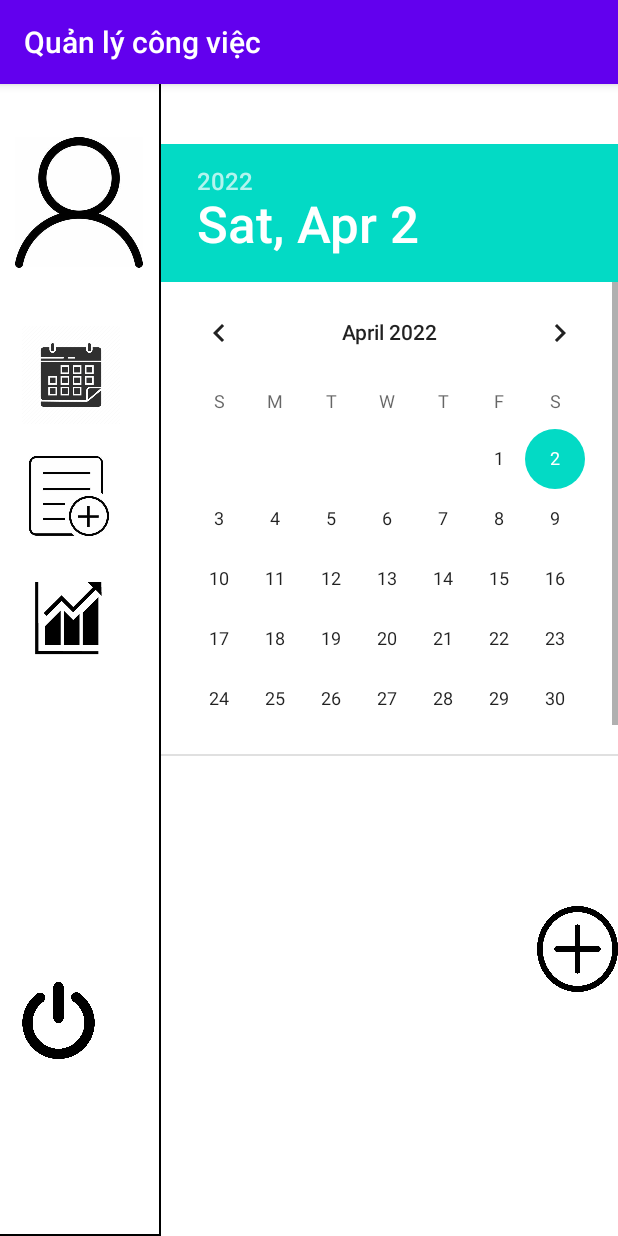
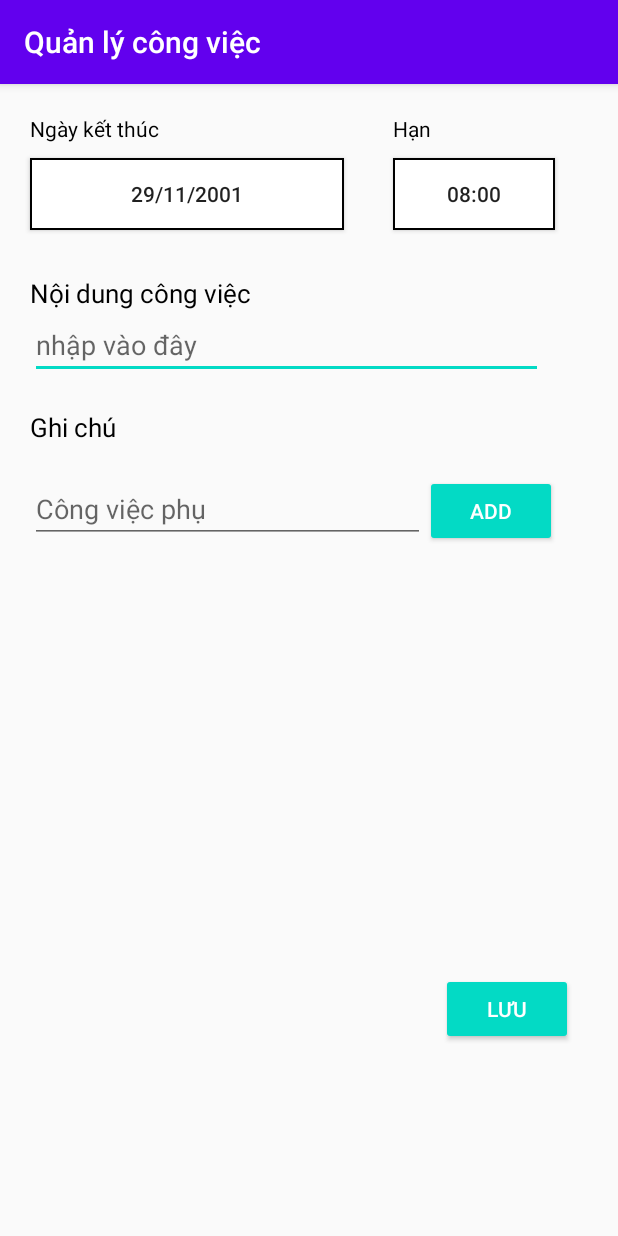
Before and after one commit to QUANG2911/DoAN, an Android app: the screen it shows after launch (MainActivity before the commit, Add_Activity after it), on a phone screen of 412 x 824 dp. Run offline under Robolectric (Android 15) with nearby library versions, the phone set to English and light mode, and no system bars.

Commit message:
cập nhật Fragment 3

```diff
--- /dev/null
+++ b/app/src/main/java/com/example/giaodien/Add_Activity.java
@@ -0,0 +1,94 @@
+package com.example.giaodien;
+
+import android.app.AlertDialog;
+import android.app.DatePickerDialog;
+import android.app.TimePickerDialog;
+import android.content.Context;
+import android.support.v7.app.AppCompatActivity;
+import android.os.Bundle;
+import android.view.View;
+import android.widget.ArrayAdapter;
+import android.widget.Button;
+import android.widget.DatePicker;
+import android.widget.EditText;
+import android.widget.ListView;
+import android.widget.TimePicker;
+
+import java.util.ArrayList;
+import java.util.Calendar;
+import java.util.Locale;
+
+public class Add_Activity extends AppCompatActivity {
+
+    int hour, minute;
+    Button timeBtn;
+
+    public Context context;
+    public ArrayList<String> listArray = new ArrayList<String>() ;
+    public ArrayAdapter adapter;
+    public ListView listJob;
+    EditText et_SecondJob;
+
+
+    DatePickerDialog datePickerDialog;
+    Button btn_date;
+
+    @Override
+    protected void onCreate(Bundle savedInstanceState) {
+        super.onCreate(savedInstanceState);
+        setContentView(R.layout.activity_add2);
+        timeBtn = (Button) findViewById(R.id.btn_Gio);
+        listJob = (ListView)  findViewById(R.id.List_GhiChu);
+        et_SecondJob = (EditText) findViewById(R.id.et_SecondJob);
+        btn_date =  (Button) findViewById(R.id.btn_Ngay);
+
+        innerDATE();
+
+    }
+
+    private void innerDATE() {
+        DatePickerDialog.OnDateSetListener onDateSetListener = new DatePickerDialog.OnDateSetListener() {
+            @Override
+            public void onDateSet(DatePicker datePicker, int y, int m, int d) {
+                String date = d + "/" +m +"/" +y;
+                btn_date.setText(date);
+            }
+        };
+        Calendar cal = Calendar.getInstance();
+        int year =cal.get(Calendar.YEAR);
+        int day =cal.get(Calendar.MONTH);
+        int month =cal.get(Calendar.DAY_OF_MONTH);
+
+        datePickerDialog = new DatePickerDialog(this,onDateSetListener, year,month,day);
+    }
+
+
+    public void AddSecondJob(View view) {
+
+        listArray.add(et_SecondJob.getText().toString().trim());
+        adapter = new ArrayAdapter(this, android.R.layout.simple_list_item_1,listArray);
+
+        listJob.setAdapter(adapter);
+
+        et_SecondJob.setText("");
+    }
+
+    public void popTimePicker(View view) {
+        TimePickerDialog.OnTimeSetListener onTimeSetListener = new TimePickerDialog.OnTimeSetListener() {
+            @Override
+            public void onTimeSet(TimePicker timePicker, int h, int m) {
+                hour = h;
+                minute = m;
+                timeBtn.setText(String.format(Locale.getDefault(),"%02d:%02d",hour,minute));
+            }
+        };
+        TimePickerDialog timePickerDialog = new TimePickerDialog(this, onTimeSetListener,hour,minute, true);
+
+        timePickerDialog.setTitle("select Time");
+        timePickerDialog.show();
+    }
+
+    public void popDatePicker(View view) {
+        datePickerDialog.show();
+    }
+}
--- a/app/src/main/res/layout/fragment_addjob.xml
+++ b/app/src/main/res/layout/activity_add2.xml
@@ -1,12 +1,13 @@
 <?xml version="1.0" encoding="utf-8"?>
 <LinearLayout xmlns:android="http://schemas.android.com/apk/res/android"
-    android:orientation="vertical"
+    xmlns:app="http://schemas.android.com/apk/res-auto"
+    xmlns:tools="http://schemas.android.com/tools"
     android:layout_width="match_parent"
     android:layout_height="match_parent"
-    android:background="@color/white">
+    tools:context=".Add_Activity">
 
     <LinearLayout
-        android:layout_width="315dp"
+        android:layout_width="match_parent"
         android:layout_height="wrap_content"
         android:orientation="vertical">
 
@@ -16,7 +17,7 @@
             android:orientation="horizontal">
 
             <LinearLayout
-                android:layout_width="180dp"
+                android:layout_width="242dp"
                 android:layout_height="match_parent"
                 android:orientation="vertical">
 
@@ -28,16 +29,18 @@
                     android:text="Ngày kết thúc"
                     android:textColor="@color/black"></TextView>
 
-                <EditText
-                    android:id="@+id/et_date"
-                    android:layout_width="150dp"
+                <Button
+                    android:id="@+id/btn_Ngay"
+                    android:layout_width="209dp"
                     android:layout_height="wrap_content"
                     android:layout_marginLeft="20dp"
-                    android:inputType="date"></EditText>
+                    android:background="@drawable/vien"
+                    android:onClick="popDatePicker"
+                    android:text="29/11/2001"></Button>
             </LinearLayout>
 
             <LinearLayout
-                android:layout_width="134dp"
+                android:layout_width="227dp"
                 android:layout_height="match_parent"
                 android:orientation="vertical">
 
@@ -51,7 +54,7 @@
 
                 <Button
                     android:id="@+id/btn_Gio"
-                    android:layout_width="76dp"
+                    android:layout_width="108dp"
                     android:layout_height="wrap_content"
                     android:layout_marginLeft="20dp"
                     android:background="@drawable/vien"
@@ -71,7 +74,7 @@
 
         <EditText
             android:id="@+id/et_NoiDung"
-            android:layout_width="233dp"
+            android:layout_width="342dp"
             android:layout_height="wrap_content"
             android:layout_marginLeft="20dp"
             android:layout_marginRight="20dp"
@@ -88,14 +91,14 @@
             android:textSize="17dp"></TextView>
 
         <LinearLayout
-            android:layout_width="242dp"
+            android:layout_width="378dp"
             android:layout_height="wrap_content"
             android:layout_margin="20dp"
             android:orientation="horizontal">
 
             <EditText
                 android:id="@+id/et_SecondJob"
-                android:layout_width="148dp"
+                android:layout_width="263dp"
                 android:layout_height="wrap_content"
                 android:hint="Công việc phụ"
                 android:inputType="textMultiLine"></EditText>
@@ -113,7 +116,7 @@
 
         <ListView
             android:id="@+id/List_GhiChu"
-            android:layout_width="234dp"
+            android:layout_width="356dp"
             android:layout_height="264dp"
             android:layout_marginLeft="20dp"></ListView>
 
@@ -122,10 +125,9 @@
             android:layout_width="wrap_content"
             android:layout_height="wrap_content"
             android:layout_gravity="right"
-            android:layout_marginRight="50dp"
+            android:layout_marginRight="30dp"
             android:backgroundTint="@color/teal_200"
             android:text="Lưu"
             android:textColor="@color/white"></Button>
     </LinearLayout>
-
 </LinearLayout>
```
Also changed, not shown: app/src/main/AndroidManifest.xml (+14 -13 lines), app/src/main/java/com/example/giaodien/Fragment/fragmentAdd.java (deleted, +0 -19 lines), app/src/main/java/com/example/giaodien/MainActivity.java (+32 -51 lines).
